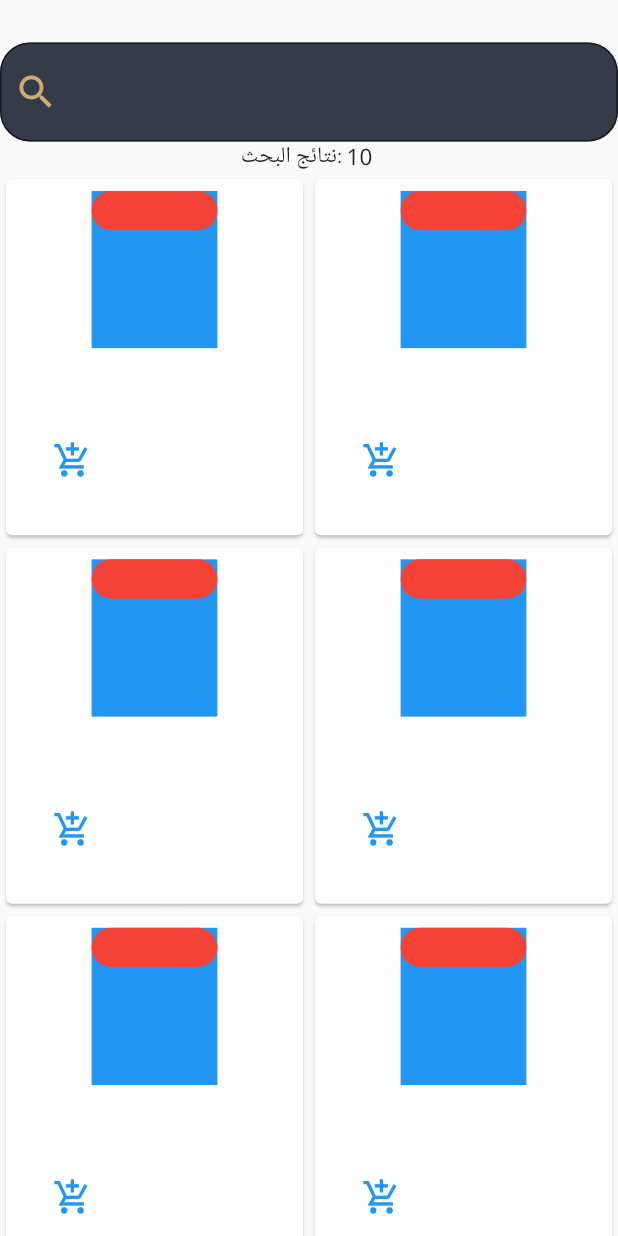
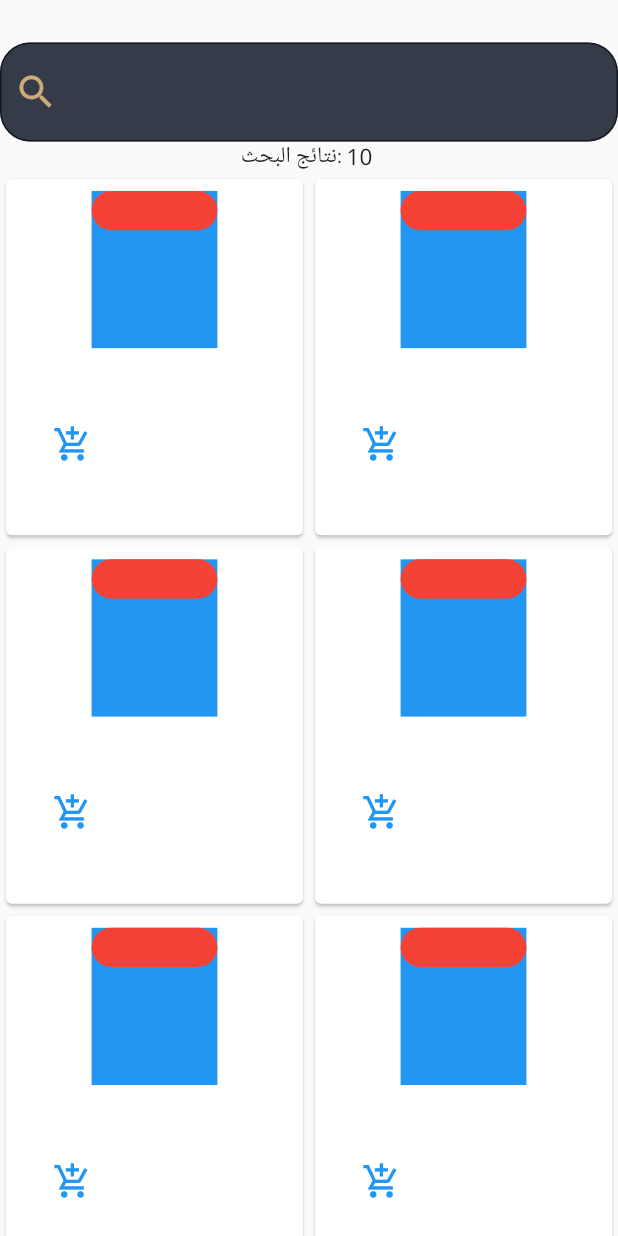
Before and after one commit to AghyadHamdoun/caphore_shop, a Flutter app: the Search screen opened by its route, on a phone screen of 412 x 824 dp. Run offline on Flutter 3.47's test engine with Material 2 defaults, Android fonts, the phone set to English and light mode, and no system bars; our stand-ins replace cached_network_image, carousel_slider, dartz, dio, easy_localization, equatable and 4 more; missing offline and left inert: flutter_wp_woocommerce; network calls fail.

Commit message:
OB init for widgets !

```diff
--- a/lib/features/categories/presentation/screeens/widgets/productcard.dart
+++ b/lib/features/categories/presentation/screeens/widgets/productcard.dart
@@ -12,12 +12,12 @@ class ProductCard extends StatelessWidget {
 
   @override
   Widget build(BuildContext context) {
-    return InkWell(
-      onTap: () {
-        Navigator.of(context).pushNamed("/product");
-      },
-      child: SizedBox(
-        height: 250.h,
+    return SizedBox(
+      width: 150.w,
+      child: InkWell(
+        onTap: () {
+          Navigator.of(context).pushNamed("/product");
+        },
         child: Card(
           child: Padding(
             padding: const EdgeInsets.all(8.0),
@@ -40,7 +40,7 @@ class ProductCard extends StatelessWidget {
                   ],
                 ),
                 Padding(
-                  padding: const EdgeInsets.all(8.0),
+                  padding:  EdgeInsets.only(top: 5.h),
                   child: SizedBox(
                     child: Text(
                      productname ,
--- a/lib/main.dart
+++ b/lib/main.dart
@@ -1,5 +1,6 @@
 import 'package:caphore/core/services/services_locator.dart';
 import 'package:caphore/core/utils/routes.dart';
+import 'package:caphore/features/categories/presentation/screeens/OnBoarding/Splash.dart';
 import 'package:caphore/features/categories/presentation/screeens/pages/pages.dart';
 import 'package:easy_localization/easy_localization.dart';
 import 'package:flutter/material.dart';
@@ -38,7 +39,7 @@ class MyApp extends StatelessWidget {
           supportedLocales: context.supportedLocales,
           locale: context.locale,
           debugShowCheckedModeBanner: false,
-          home: const MyPages(),
+          home: const Splash(),
           routes: MyRoutes.routes,
         );
       },
--- a/pubspec.yaml
+++ b/pubspec.yaml
@@ -50,6 +50,8 @@ dependencies:
   flutter_screenutil: ^5.7.0
   flutter_wp_woocommerce: ^1.0.0
   easy_localization: ^3.0.1
+  liquid_swipe: ^3.1.0
+  smooth_page_indicator: ^1.1.0
 
 
 
```
Also changed, not shown: lib/features/categories/presentation/screeens/OnBoarding/OBPage1.dart (added, +10 -0 lines), lib/features/categories/presentation/screeens/OnBoarding/Splash.dart (added, +20 -0 lines), pubspec.lock.
